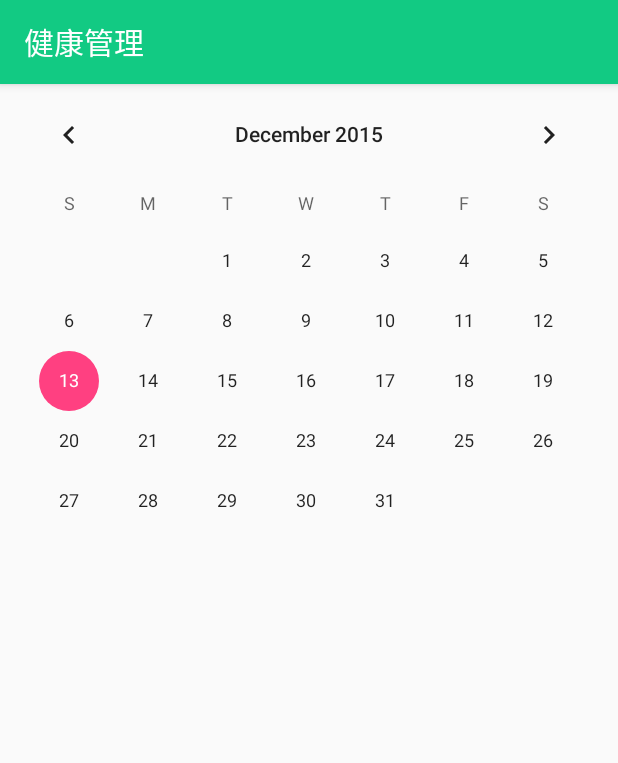
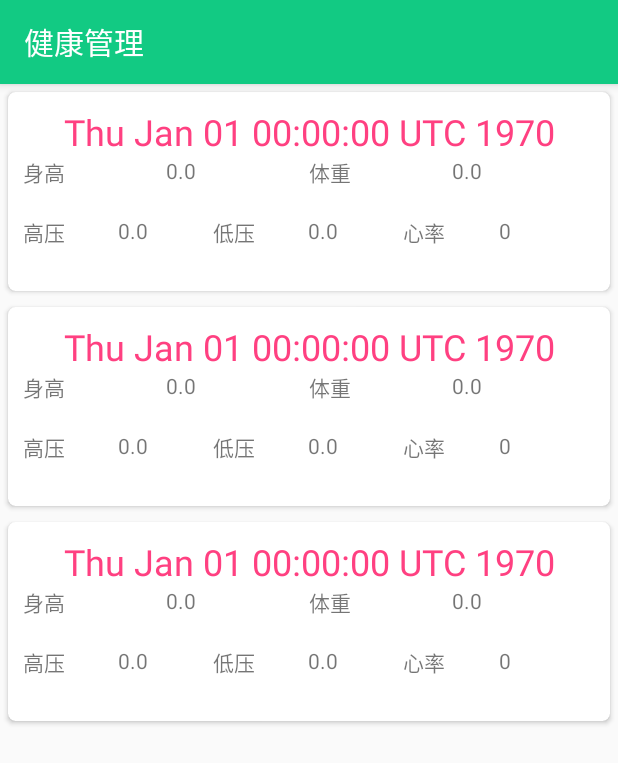
Before and after one commit to lingmm/HealthManager, an Android app: the fragment HistoryFragment shown on its own in the app's theme, on a phone screen of 412 x 824 dp. Shown: the top 763 px of the screen. Run offline under Robolectric (Android 15) with nearby library versions, the phone set to English and light mode, and no system bars.

Commit message:
添加历史记录列表

```diff
--- a/app/build.gradle
+++ b/app/build.gradle
@@ -25,4 +25,6 @@ dependencies {
     compile 'com.android.support:appcompat-v7:23.1.0'
     compile 'com.android.support:support-v4:23.1.0'
     compile 'pl.droidsonroids.gif:android-gif-drawable:1.1.10'
+    compile 'com.android.support:recyclerview-v7:23.1.0'
+    compile 'com.android.support:cardview-v7:23.1.0'
 }
--- /dev/null
+++ b/app/src/main/java/com/shyling/healthmanager/dao/HistoryListAdapter.java
@@ -0,0 +1,60 @@
+package com.shyling.healthmanager.dao;
+
+import android.support.v7.widget.RecyclerView;
+import android.view.LayoutInflater;
+import android.view.View;
+import android.view.ViewGroup;
+import android.widget.TextView;
+
+import com.shyling.healthmanager.R;
+import com.shyling.healthmanager.model.TestRecord;
+
+import java.util.Date;
+
+/**
+ * Created by shy on 2015/12/13.
+ */
+public class HistoryListAdapter extends RecyclerView.Adapter<HistoryListAdapter.ViewHolder> {
+
+    private TestRecord[] testRecords;
+
+    public static class ViewHolder extends RecyclerView.ViewHolder {
+        public TextView height, weight, hbp, lbp, pulse, time;
+
+        ViewHolder(View v) {
+            super(v);
+            time = (TextView) v.findViewById(R.id.time);
+            height = (TextView) v.findViewById(R.id.height);
+            weight = (TextView) v.findViewById(R.id.weight);
+            hbp = (TextView) v.findViewById(R.id.hbp);
+            lbp = (TextView) v.findViewById(R.id.lbp);
+            pulse = (TextView) v.findViewById(R.id.pulse);
+
+        }
+    }
+
+    public HistoryListAdapter(TestRecord[] testRecords) {
+        this.testRecords = testRecords;
+    }
+
+    @Override
+    public int getItemCount() {
+        return testRecords.length;
+    }
+
+    @Override
+    public ViewHolder onCreateViewHolder(ViewGroup parent, int viewType) {
+        View v = LayoutInflater.from(parent.getContext()).inflate(R.layout.history_list_item, parent, false);
+        return new ViewHolder(v);
+    }
+
+    @Override
+    public void onBindViewHolder(ViewHolder holder, int position) {
+        holder.time.setText(new Date(testRecords[position].getTime()).toString());
+        holder.height.setText(String.valueOf(testRecords[position].getHeight()));
+        holder.weight.setText(String.valueOf(testRecords[position].getWeight()));
+        holder.hbp.setText(String.valueOf(testRecords[position].getHbp()));
+        holder.lbp.setText(String.valueOf(testRecords[position].getLbp()));
+        holder.pulse.setText(String.valueOf(testRecords[position].getPulse()));
+    }
+}
--- a/app/src/main/java/com/shyling/healthmanager/fragment/HistoryFragment.java
+++ b/app/src/main/java/com/shyling/healthmanager/fragment/HistoryFragment.java
@@ -1,16 +1,20 @@
 package com.shyling.healthmanager.fragment;
 
 import android.content.Context;
-import android.net.Uri;
 import android.os.Bundle;
 import android.support.v4.app.Fragment;
+import android.support.v7.widget.LinearLayoutManager;
+import android.support.v7.widget.RecyclerView;
 import android.view.LayoutInflater;
 import android.view.View;
 import android.view.ViewGroup;
 
 import com.shyling.healthmanager.R;
+import com.shyling.healthmanager.dao.HistoryListAdapter;
+import com.shyling.healthmanager.model.TestRecord;
 
 public class HistoryFragment extends Fragment {
+    RecyclerView recyclerView;
 
     public HistoryFragment() {
     }
@@ -23,7 +27,16 @@ public class HistoryFragment extends Fragment {
     @Override
     public View onCreateView(LayoutInflater inflater, ViewGroup container,
                              Bundle savedInstanceState) {
-        return inflater.inflate(R.layout.fragment_history, container, false);
+        View v = inflater.inflate(R.layout.fragment_history, container, false);
+        recyclerView = (RecyclerView) v.findViewById(R.id.historylist);
+        TestRecord[] testRecords = new TestRecord[]{
+                new TestRecord(), new TestRecord(), new TestRecord()
+        };
+        LinearLayoutManager l = new LinearLayoutManager(getActivity());
+        l.setOrientation(LinearLayoutManager.VERTICAL);
+        recyclerView.setLayoutManager(l);
+        recyclerView.setAdapter(new HistoryListAdapter(testRecords));
+        return v;
     }
 
     @Override
--- a/app/src/main/res/layout/fragment_history.xml
+++ b/app/src/main/res/layout/fragment_history.xml
@@ -4,8 +4,9 @@
     android:layout_height="match_parent"
     tools:context="com.shyling.healthmanager.fragment.HistoryFragment">
 
-    <CalendarView
+    <android.support.v7.widget.RecyclerView
+        android:id="@+id/historylist"
         android:layout_width="match_parent"
-        android:layout_height="match_parent"></CalendarView>
+        android:layout_height="match_parent"></android.support.v7.widget.RecyclerView>
 
 </FrameLayout>
--- /dev/null
+++ b/app/src/main/res/layout/history_list_item.xml
@@ -0,0 +1,101 @@
+<?xml version="1.0dp" encoding="utf-8"?>
+<android.support.v7.widget.CardView xmlns:android="http://schemas.android.com/apk/res/android"
+    xmlns:card_view="http://schemas.android.com/apk/res-auto"
+    android:layout_margin="5dp"
+    android:foreground="?android:attr/selectableItemBackground"
+    android:clickable="true"
+    card_view:cardCornerRadius="5dp"
+    android:layout_width="match_parent"
+    android:layout_height="wrap_content">
+
+    <LinearLayout
+        android:padding="10dp"
+        android:layout_width="match_parent"
+        android:layout_height="match_parent"
+        android:orientation="vertical">
+
+        <TextView
+            android:id="@+id/time"
+            android:gravity="center"
+            android:layout_width="match_parent"
+            android:layout_height="wrap_content"
+            android:textColor="@color/colorAccent"
+            android:textSize="24sp" />
+
+
+        <LinearLayout
+            android:layout_width="match_parent"
+            android:layout_height="40dp"
+            android:orientation="horizontal">
+
+            <TextView
+                android:layout_weight="1"
+                android:layout_width="0dp"
+                android:layout_height="match_parent"
+                android:text="身高" />
+
+            <TextView
+                android:layout_weight="1"
+                android:id="@+id/height"
+                android:layout_width="0dp"
+                android:layout_height="match_parent" />
+
+            <TextView
+                android:layout_weight="1"
+                android:layout_width="0dp"
+                android:layout_height="match_parent"
+                android:text="体重" />
+
+            <TextView
+                android:layout_weight="1"
+                android:id="@+id/weight"
+                android:layout_width="0dp"
+                android:layout_height="match_parent" />
+        </LinearLayout>
+
+        <LinearLayout
+            android:layout_width="match_parent"
+            android:layout_height="40dp"
+            android:orientation="horizontal">
+
+            <TextView
+                android:layout_weight="1"
+                android:layout_width="0dp"
+                android:layout_height="match_parent"
+                android:text="高压" />
+
+            <TextView
+                android:layout_weight="1"
+                android:id="@+id/hbp"
+                android:layout_width="0dp"
+                android:layout_height="match_parent" />
+
+            <TextView
+                android:layout_weight="1"
+                android:layout_width="0dp"
+                android:layout_height="match_parent"
+                android:text="低压" />
+
+            <TextView
+                android:layout_weight="1"
+                android:id="@+id/lbp"
+                android:layout_width="0dp"
+                android:layout_height="match_parent" />
+
+            <TextView
+                android:layout_weight="1"
+                android:layout_width="0dp"
+                android:layout_height="match_parent"
+                android:text="心率" />
+
+            <TextView
+                android:layout_weight="1"
+                android:id="@+id/pulse"
+                android:layout_width="0dp"
+                android:layout_height="match_parent" />
+
+        </LinearLayout>
+
+    </LinearLayout>
+
+</android.support.v7.widget.CardView>
```
